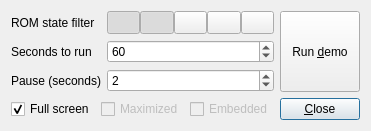
qmc2/qmc2-mame-fe, file demomode.ui: the form before one commit.
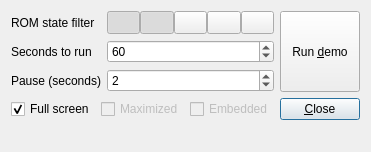
The form after the commit. Icons and pictures are not drawn.

Commit message: imp: demo mode dialog: added a label to display the name of the currently played game

Diff of the .ui file:
```diff
--- a/demomode.ui
+++ b/demomode.ui
@@ -7,7 +7,7 @@
     <x>0</x>
     <y>0</y>
     <width>366</width>
-    <height>131</height>
+    <height>152</height>
    </rect>
   </property>
   <property name="windowTitle">
@@ -248,7 +248,7 @@
      </property>
     </widget>
    </item>
-   <item row="4" column="0" colspan="3">
+   <item row="5" column="0" colspan="3">
     <spacer name="verticalSpacer">
      <property name="orientation">
       <enum>Qt::Vertical</enum>
@@ -277,6 +277,19 @@
      </property>
     </widget>
    </item>
+   <item row="4" column="0" colspan="3">
+    <widget class="QLabel" name="labelDemoStatus">
+     <property name="text">
+      <string/>
+     </property>
+     <property name="alignment">
+      <set>Qt::AlignCenter</set>
+     </property>
+     <property name="wordWrap">
+      <bool>true</bool>
+     </property>
+    </widget>
+   </item>
   </layout>
  </widget>
  <tabstops>
```
The commit also changes 9 other files.
